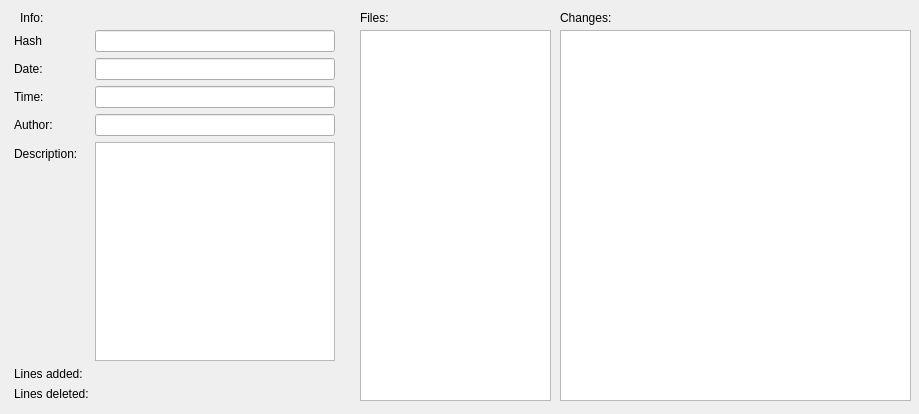
REW1L/VcsPresenter, file views/commitwindow.ui: the form before one commit.
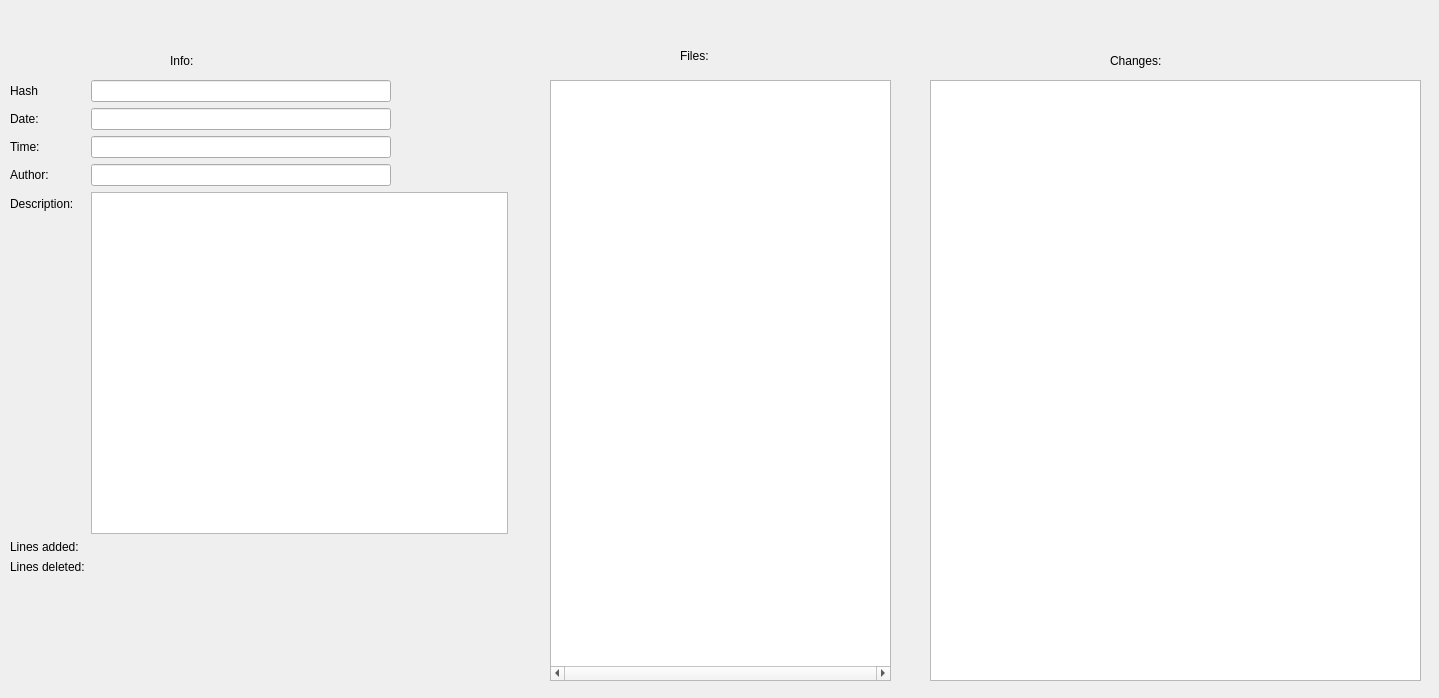
The form after the commit.

```diff
--- a/views/commitwindow.ui
+++ b/views/commitwindow.ui
@@ -6,23 +6,67 @@
    <rect>
     <x>0</x>
     <y>0</y>
-    <width>919</width>
-    <height>414</height>
+    <width>1439</width>
+    <height>698</height>
    </rect>
   </property>
+  <property name="sizePolicy">
+   <sizepolicy hsizetype="Preferred" vsizetype="Preferred">
+    <horstretch>0</horstretch>
+    <verstretch>0</verstretch>
+   </sizepolicy>
+  </property>
+  <property name="minimumSize">
+   <size>
+    <width>1439</width>
+    <height>698</height>
+   </size>
+  </property>
+  <property name="maximumSize">
+   <size>
+    <width>1439</width>
+    <height>698</height>
+   </size>
+  </property>
   <property name="windowTitle">
    <string>Commit</string>
   </property>
   <widget class="QWidget" name="formLayoutWidget">
    <property name="geometry">
     <rect>
-     <x>14</x>
-     <y>30</y>
-     <width>341</width>
-     <height>371</height>
+     <x>10</x>
+     <y>80</y>
+     <width>498</width>
+     <height>494</height>
     </rect>
    </property>
    <layout class="QFormLayout" name="formLayout">
+    <item row="0" column="0">
+     <widget class="QLabel" name="label_4">
+      <property name="text">
+       <string>Hash</string>
+      </property>
+     </widget>
+    </item>
+    <item row="0" column="1">
+     <widget class="QLineEdit" name="txtHash">
+      <property name="minimumSize">
+       <size>
+        <width>300</width>
+        <height>0</height>
+       </size>
+      </property>
+      <property name="maximumSize">
+       <size>
+        <width>240</width>
+        <height>16777215</height>
+       </size>
+      </property>
+      <property name="readOnly">
+       <bool>true</bool>
+      </property>
+     </widget>
+    </item>
     <item row="1" column="0">
      <widget class="QLabel" name="label">
       <property name="text">
@@ -30,6 +74,25 @@
       </property>
      </widget>
     </item>
+    <item row="1" column="1">
+     <widget class="QLineEdit" name="txtDate">
+      <property name="minimumSize">
+       <size>
+        <width>300</width>
+        <height>0</height>
+       </size>
+      </property>
+      <property name="maximumSize">
+       <size>
+        <width>240</width>
+        <height>16777215</height>
+       </size>
+      </property>
+      <property name="readOnly">
+       <bool>true</bool>
+      </property>
+     </widget>
+    </item>
     <item row="2" column="0">
      <widget class="QLabel" name="label_2">
       <property name="text">
@@ -37,6 +100,25 @@
       </property>
      </widget>
     </item>
+    <item row="2" column="1">
+     <widget class="QLineEdit" name="txtTime">
+      <property name="minimumSize">
+       <size>
+        <width>300</width>
+        <height>0</height>
+       </size>
+      </property>
+      <property name="maximumSize">
+       <size>
+        <width>240</width>
+        <height>16777215</height>
+       </size>
+      </property>
+      <property name="readOnly">
+       <bool>true</bool>
+      </property>
+     </widget>
+    </item>
     <item row="3" column="0">
      <widget class="QLabel" name="label_3">
       <property name="text">
@@ -44,10 +126,22 @@
       </property>
      </widget>
     </item>
-    <item row="0" column="0">
-     <widget class="QLabel" name="label_4">
-      <property name="text">
-       <string>Hash</string>
+    <item row="3" column="1">
+     <widget class="QLineEdit" name="txtAuthor">
+      <property name="minimumSize">
+       <size>
+        <width>300</width>
+        <height>0</height>
+       </size>
+      </property>
+      <property name="maximumSize">
+       <size>
+        <width>240</width>
+        <height>16777215</height>
+       </size>
+      </property>
+      <property name="readOnly">
+       <bool>true</bool>
       </property>
      </widget>
     </item>
@@ -58,98 +152,6 @@
       </property>
      </widget>
     </item>
-    <item row="4" column="1">
-     <widget class="QTextBrowser" name="txtDescription">
-      <property name="minimumSize">
-       <size>
-        <width>240</width>
-        <height>0</height>
-       </size>
-      </property>
-      <property name="maximumSize">
-       <size>
-        <width>240</width>
-        <height>16777215</height>
-       </size>
-      </property>
-     </widget>
-    </item>
-    <item row="0" column="1">
-     <widget class="QLineEdit" name="txtHash">
-      <property name="minimumSize">
-       <size>
-        <width>240</width>
-        <height>0</height>
-       </size>
-      </property>
-      <property name="maximumSize">
-       <size>
-        <width>240</width>
-        <height>16777215</height>
-       </size>
-      </property>
-      <property name="readOnly">
-       <bool>true</bool>
-      </property>
-     </widget>
-    </item>
-    <item row="1" column="1">
-     <widget class="QLineEdit" name="txtDate">
-      <property name="minimumSize">
-       <size>
-        <width>240</width>
-        <height>0</height>
-       </size>
-      </property>
-      <property name="maximumSize">
-       <size>
-        <width>240</width>
-        <height>16777215</height>
-       </size>
-      </property>
-      <property name="readOnly">
-       <bool>true</bool>
-      </property>
-     </widget>
-    </item>
-    <item row="2" column="1">
-     <widget class="QLineEdit" name="txtTime">
-      <property name="minimumSize">
-       <size>
-        <width>240</width>
-        <height>0</height>
-       </size>
-      </property>
-      <property name="maximumSize">
-       <size>
-        <width>240</width>
-        <height>16777215</height>
-       </size>
-      </property>
-      <property name="readOnly">
-       <bool>true</bool>
-      </property>
-     </widget>
-    </item>
-    <item row="3" column="1">
-     <widget class="QLineEdit" name="txtAuthor">
-      <property name="minimumSize">
-       <size>
-        <width>240</width>
-        <height>0</height>
-       </size>
-      </property>
-      <property name="maximumSize">
-       <size>
-        <width>240</width>
-        <height>16777215</height>
-       </size>
-      </property>
-      <property name="readOnly">
-       <bool>true</bool>
-      </property>
-     </widget>
-    </item>
     <item row="5" column="0">
      <widget class="QLabel" name="label_8">
       <property name="text">
@@ -178,25 +180,53 @@
       </property>
      </widget>
     </item>
+    <item row="4" column="1">
+     <widget class="QTextBrowser" name="txtDescription">
+      <property name="minimumSize">
+       <size>
+        <width>300</width>
+        <height>0</height>
+       </size>
+      </property>
+      <property name="maximumSize">
+       <size>
+        <width>1000</width>
+        <height>16777215</height>
+       </size>
+      </property>
+     </widget>
+    </item>
    </layout>
   </widget>
   <widget class="QTreeView" name="treeFiles">
    <property name="geometry">
     <rect>
-     <x>360</x>
-     <y>30</y>
-     <width>191</width>
-     <height>371</height>
+     <x>550</x>
+     <y>80</y>
+     <width>341</width>
+     <height>601</height>
     </rect>
    </property>
+   <property name="sizePolicy">
+    <sizepolicy hsizetype="Expanding" vsizetype="Expanding">
+     <horstretch>0</horstretch>
+     <verstretch>0</verstretch>
+    </sizepolicy>
+   </property>
+   <property name="horizontalScrollBarPolicy">
+    <enum>Qt::ScrollBarAlwaysOn</enum>
+   </property>
+   <property name="sizeAdjustPolicy">
+    <enum>QAbstractScrollArea::AdjustToContents</enum>
+   </property>
   </widget>
   <widget class="QLabel" name="label_6">
    <property name="geometry">
     <rect>
-     <x>360</x>
-     <y>10</y>
-     <width>59</width>
-     <height>16</height>
+     <x>680</x>
+     <y>40</y>
+     <width>71</width>
+     <height>31</height>
     </rect>
    </property>
    <property name="text">
@@ -206,10 +236,10 @@
   <widget class="QLabel" name="label_7">
    <property name="geometry">
     <rect>
-     <x>20</x>
-     <y>10</y>
-     <width>59</width>
-     <height>16</height>
+     <x>170</x>
+     <y>40</y>
+     <width>71</width>
+     <height>41</height>
     </rect>
    </property>
    <property name="text">
@@ -219,10 +249,10 @@
   <widget class="QLabel" name="label_12">
    <property name="geometry">
     <rect>
-     <x>560</x>
-     <y>10</y>
-     <width>81</width>
-     <height>16</height>
+     <x>1110</x>
+     <y>40</y>
+     <width>121</width>
+     <height>41</height>
     </rect>
    </property>
    <property name="text">
@@ -232,10 +262,10 @@
   <widget class="QTextBrowser" name="txtChanges">
    <property name="geometry">
     <rect>
-     <x>560</x>
-     <y>30</y>
-     <width>351</width>
-     <height>371</height>
+     <x>930</x>
+     <y>80</y>
+     <width>491</width>
+     <height>601</height>
     </rect>
    </property>
   </widget>
```
Left out of the diff: 14 changed lines with no effect on the pictures.
